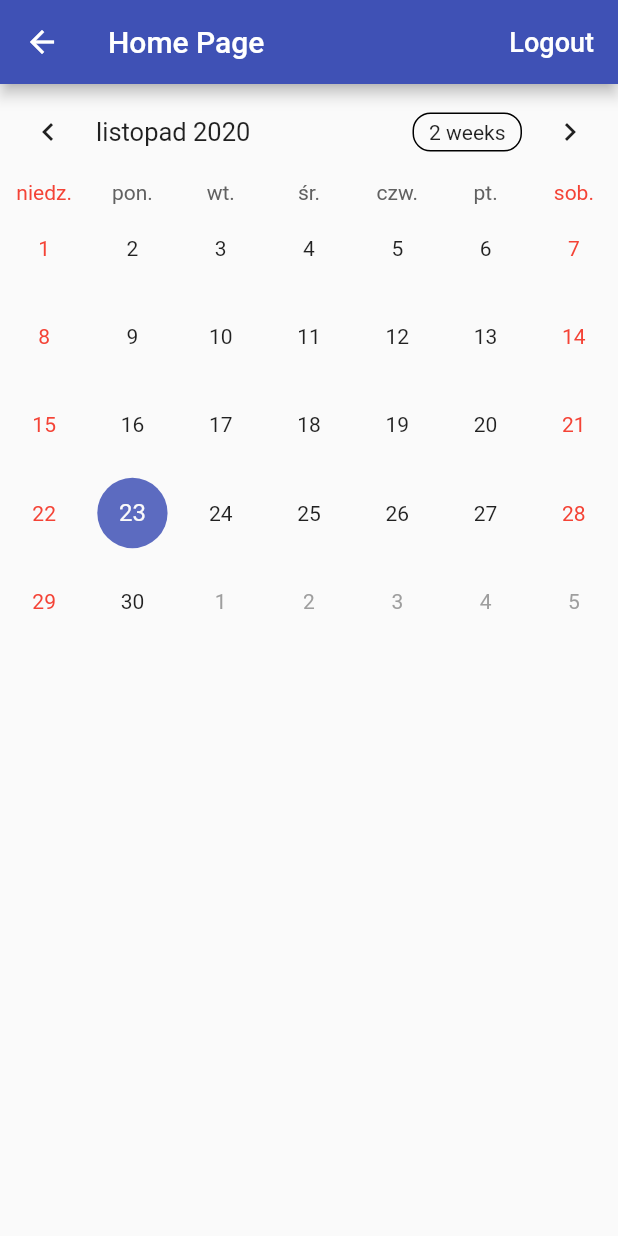
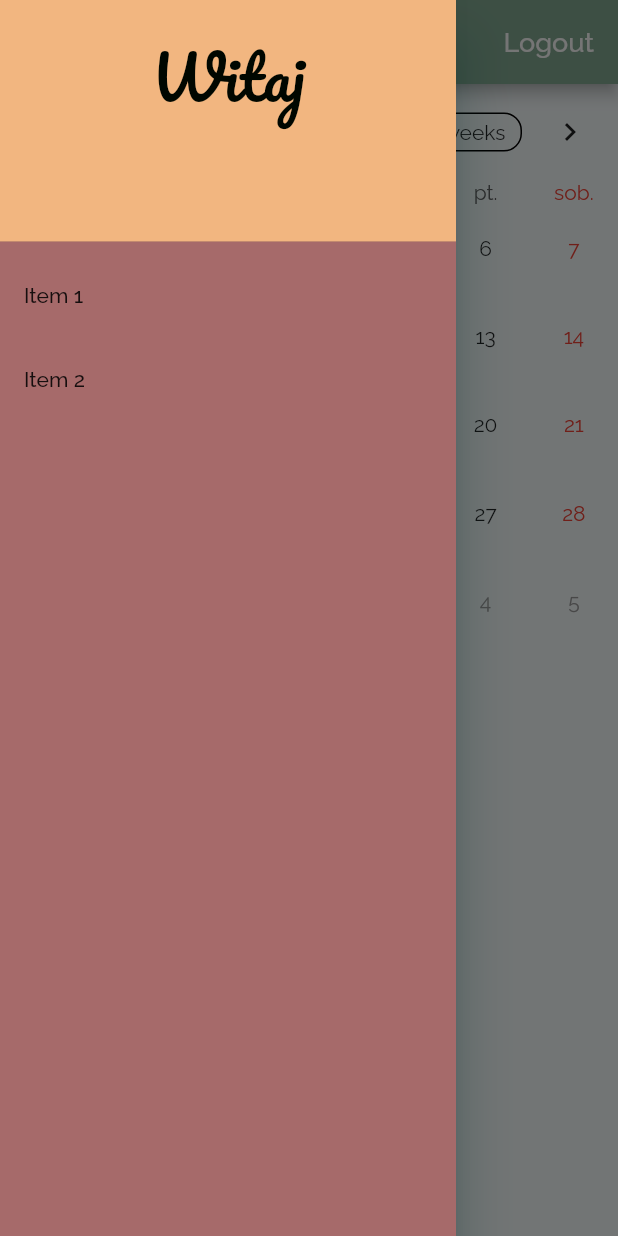
Before and after one commit to szakerx/RentalManager, a Flutter app: the HomePage screen opened directly, with the side drawer open (before the commit the screen has no drawer), on a phone screen of 412 x 824 dp. Run offline on Flutter 3.47's test engine with Material 2 defaults, Android fonts, the phone set to English and light mode, and no system bars; drawn by our look-alikes of table_calendar; our stand-ins replace firebase_auth, firebase_core, google_fonts; accounts and stored records are empty.

Commit message:
Add color theme

```diff
--- a/rental_manager_app/lib/main.dart
+++ b/rental_manager_app/lib/main.dart
@@ -1,12 +1,17 @@
 import 'package:flutter/material.dart';
 import 'package:firebase_core/firebase_core.dart';
+import 'package:intl/date_symbol_data_local.dart';
+import 'package:rental_manager_app/widgets/custom_colors.dart';
 import 'pages/landing_page.dart';
 import 'package:intl/intl.dart';
+import 'package:google_fonts/google_fonts.dart';
+
 
 Future<void> main() async {
   WidgetsFlutterBinding.ensureInitialized();
   await Firebase.initializeApp();
   Intl.defaultLocale = 'pl_PL';
+  await initializeDateFormatting();
   runApp(MyApp());
 }
 class MyApp extends StatelessWidget {
@@ -15,7 +20,23 @@ class MyApp extends StatelessWidget {
     return MaterialApp(
       title: 'Flutter Demo',
       theme: ThemeData(
-        primarySwatch: Colors.indigo,
+        primarySwatch: CustomColors.color,
+        primaryColor: CustomColors.lightGreen,
+        primaryColorLight: CustomColors.lightBlue,
+        primaryColorDark: CustomColors.darkBlue,
+        accentColor: CustomColors.lightOrange,
+        canvasColor: CustomColors.white,
+        shadowColor: CustomColors.darkBlue,
+        hintColor: CustomColors.darkBlue,
+        errorColor: CustomColors.darkOrange,
+        fontFamily: GoogleFonts.raleway().fontFamily,
+        textTheme: TextTheme(
+          bodyText1: GoogleFonts.raleway(),
+          headline1: GoogleFonts.pacifico(
+            fontSize: 40.0,
+            color: CustomColors.lightGreen,
+          ),
+        )
       ),
       home: LandingPage(),
     );
--- /dev/null
+++ b/rental_manager_app/lib/model/holidays.dart
@@ -0,0 +1,18 @@
+class Holidays {
+  Map<DateTime, List<String>> holidaysMap = Map();
+
+  Holidays._singleton() {
+    holidaysMap = _getHolidaysMap();
+  }
+  static final Holidays _instance = Holidays._singleton();
+
+  factory Holidays() {
+    return _instance;
+  }
+
+  Map<DateTime, List<String>> _getHolidaysMap() {
+    return {
+      DateTime(2020, 11, 23): ["Przykład 1", "Przykład 2"],
+    };
+  }
+}
--- a/rental_manager_app/lib/pages/home_page.dart
+++ b/rental_manager_app/lib/pages/home_page.dart
@@ -2,6 +2,7 @@ import 'dart:async';
 import 'package:firebase_auth/firebase_auth.dart';
 import 'package:flutter/material.dart';
 import 'package:rental_manager_app/widgets/calendar.dart';
+import 'package:rental_manager_app/widgets/side_menu.dart';
 import 'package:table_calendar/table_calendar.dart';
 
 
@@ -18,8 +19,9 @@ class HomePage extends StatelessWidget {
   @override
   Widget build(BuildContext context) {
     return Scaffold(
+      drawer: SideMenuDrawer(),
       appBar: AppBar(
-        title: Text('Home Page'),
+        title: Text('Kalendarz'),
         actions: <Widget>[
           FlatButton(
             child: Text(
--- a/rental_manager_app/lib/widgets/calendar.dart
+++ b/rental_manager_app/lib/widgets/calendar.dart
@@ -1,4 +1,5 @@
 import 'package:flutter/cupertino.dart';
+import 'package:rental_manager_app/model/holidays.dart';
 import 'package:table_calendar/table_calendar.dart';
 
 class Calendar extends StatelessWidget {
@@ -9,6 +10,10 @@ class Calendar extends StatelessWidget {
     return TableCalendar(
       calendarController: _calendarController,
       locale: 'pl_PL',
+      holidays: Holidays().holidaysMap,
+      calendarStyle: CalendarStyle(
+
+      ),
     );
   }
 }
--- /dev/null
+++ b/rental_manager_app/lib/widgets/custom_colors.dart
@@ -0,0 +1,39 @@
+import 'package:flutter/cupertino.dart';
+import 'package:flutter/material.dart';
+
+class CustomColors {
+  static Map<int, Color> _colorCodes = {
+    50: Color.fromRGBO(182, 222, 198, .1),
+    100: Color.fromRGBO(182, 222, 198, .2),
+    200: Color.fromRGBO(182, 222, 198, .3),
+    300: Color.fromRGBO(182, 222, 198, .4),
+    400: Color.fromRGBO(182, 222, 198, .5),
+    500: Color.fromRGBO(182, 222, 198, .6),
+    600: Color.fromRGBO(182, 222, 198, .7),
+    700: Color.fromRGBO(182, 222, 198, .8),
+    800: Color.fromRGBO(182, 222, 198, .9),
+    900: Color.fromRGBO(182, 222, 198, 1),
+  };
+
+  static MaterialColor color = new MaterialColor(0xFF86AC95, _colorCodes);
+
+  static const white = Color(0xffF9FEFF);
+  static const lightWhite = Color(0xffD9CCC1);
+  static const lightBlue = Color(0xffA2BCBD);
+  static const lightGreen = Color(0xff86AC95);
+  static const darkBlue = Color(0xff00665E);
+  static const darkBlack = Color(0xff000700);
+
+  static const lightOrange = Color(0xffF2B680);
+  static const orange = Color(0xffF2856D);
+  static const darkOrange = Color(0xffA66A6A);
+  static const darkestOrange = Color(0xff735C68);
+
+
+  CustomColors._singleton();
+  static final CustomColors _instance = CustomColors._singleton();
+
+  factory CustomColors() {
+    return _instance;
+  }
+}
--- /dev/null
+++ b/rental_manager_app/lib/widgets/side_menu.dart
@@ -0,0 +1,53 @@
+import 'package:firebase_auth/firebase_auth.dart';
+import 'package:flutter/cupertino.dart';
+import 'package:flutter/material.dart';
+import 'package:rental_manager_app/widgets/custom_colors.dart';
+
+class SideMenuDrawer extends StatelessWidget {
+  @override
+  Widget build(BuildContext context) {
+    return Drawer(
+      child: Container(
+        color: CustomColors.darkOrange,
+        child: ListView(
+          // Important: Remove any padding from the ListView.
+          padding: EdgeInsets.zero,
+          children: <Widget>[
+            DrawerHeader(
+              child: Center(
+                child: Column(
+                  children: [
+                    Text('Witaj',
+                      style: Theme.of(context).textTheme.headline1.copyWith(color: CustomColors.darkBlack),
+                    ),
+                    Text(FirebaseAuth.instance.currentUser.email,
+                      style: Theme.of(context).textTheme.bodyText1.copyWith(fontSize: 20.0),
+                    ),
+                  ],
+                ),
+              ),
+              decoration: BoxDecoration(
+                color: CustomColors.lightOrange,
+              ),
+            ),
+            ListTile(
+              title: Text('Item 1'),
+              onTap: () {
+                // Update the state of the app.
+                // ...
+              },
+            ),
+            ListTile(
+              title: Text('Item 2'),
+              onTap: () {
+                // Update the state of the app.
+                // ...
+              },
+            ),
+          ],
+        ),
+      )
+    );
+  }
+
+}
--- a/rental_manager_app/lib/widgets/sign_in_form.dart
+++ b/rental_manager_app/lib/widgets/sign_in_form.dart
@@ -56,7 +56,8 @@ class SigningFormState extends State<SigningForm> {
         key: _formKey,
         child: Column(
                 children: <Widget>[
-                  Text(widget.titleText),
+                  Text(widget.titleText,
+                  style: Theme.of(context).textTheme.headline1,),
                   Padding(padding: EdgeInsets.only(top: 15.0)),
                   TextFormField(
                     controller: emailController,
--- a/rental_manager_app/pubspec.yaml
+++ b/rental_manager_app/pubspec.yaml
@@ -25,8 +25,13 @@ dependencies:
     sdk: flutter
   firebase_core: "^0.5.2"
   firebase_auth: "^0.18.3"
+  # Calendar
   table_calendar: ^2.3.0
+  # Locales
   intl: ^0.16.1
+  # Fonts
+  google_fonts: ^1.1.1
+
 
 
   # The following adds the Cupertino Icons font to your application.
```
Also changed, not shown: rental_manager_app/pubspec.lock.
